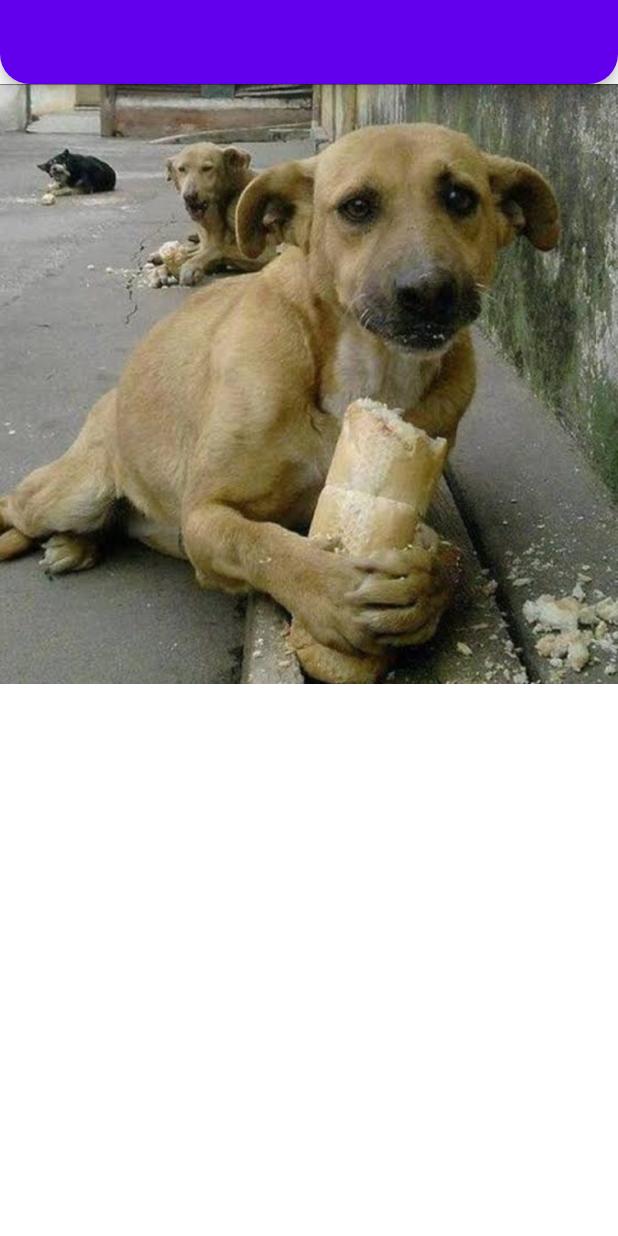
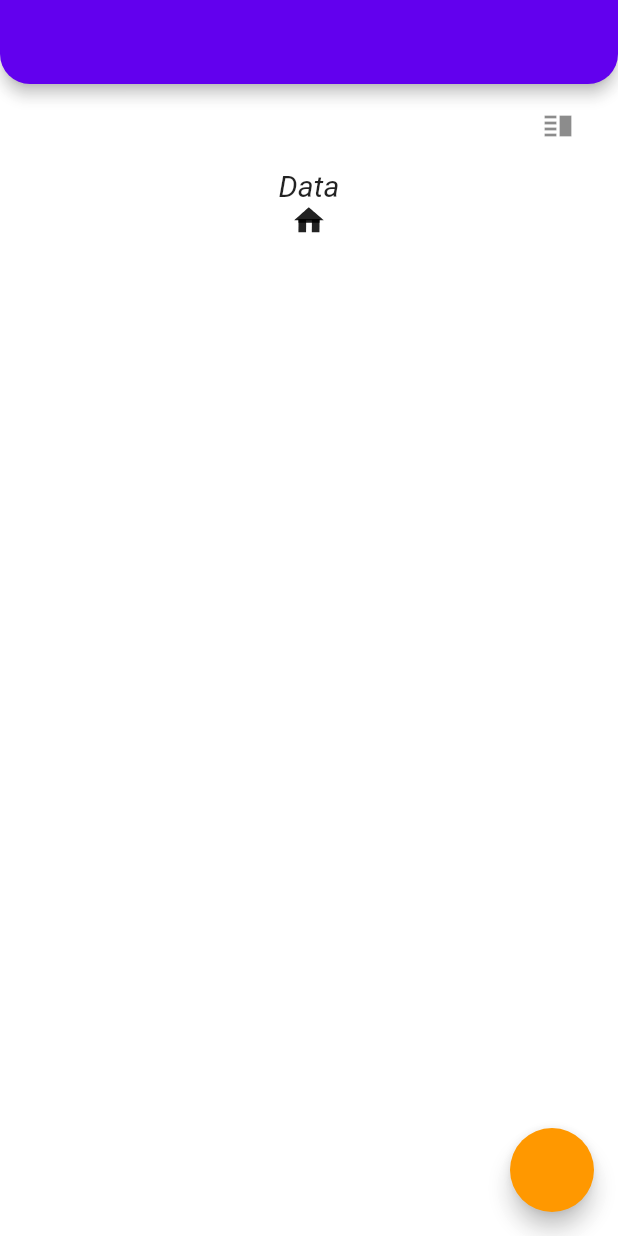
Before and after one commit to fadilbasaran/flutter_all, a Flutter app: the screen it shows after launch, on a phone screen of 412 x 824 dp. Run offline on Flutter 3.47's test engine with Material 2 defaults, Android fonts, the phone set to English and light mode, and no system bars; our stand-ins replace dio, flutter_spinkit.

Commit message:
Animated is learning

```diff
--- /dev/null
+++ b/lib/202/animated_learn_view.dart
@@ -0,0 +1,91 @@
+import 'package:flutter/material.dart';
+
+class AnimatedLearnView extends StatefulWidget {
+  const AnimatedLearnView({super.key});
+
+  @override
+  State<AnimatedLearnView> createState() => _AnimatedLearnViewState();
+}
+
+class _AnimatedLearnViewState extends State<AnimatedLearnView>
+    with TickerProviderStateMixin {
+  bool _isVisible = false;
+  bool _isOpacity = false;
+  late AnimationController controller;
+
+  @override
+  void initState() {
+    super.initState();
+    controller =
+        AnimationController(vsync: this, duration: _DurationItems.durationLow);
+  }
+
+  void _changeVisible() {
+    setState(() {
+      _isVisible = !_isVisible;
+    });
+  }
+
+  void _changeOpacity() {
+    setState(() {
+      _isOpacity = !_isOpacity;
+    });
+  }
+
+  @override
+  Widget build(BuildContext context) {
+    return Scaffold(
+      floatingActionButton: FloatingActionButton(
+        onPressed: () {
+          _changeVisible();
+          controller.animateTo(_isVisible ? 0 : 1);
+        },
+      ),
+      appBar: AppBar(
+        title: _placeHolderWidget(),
+      ),
+      body: Column(
+        children: [
+          ListTile(
+              title: AnimatedOpacity(
+                opacity: _isOpacity ? 1 : 0,
+                duration: _DurationItems.durationLow,
+                child: const Text('Data'),
+              ),
+              trailing: IconButton(
+                  onPressed: () {
+                    _changeOpacity();
+                  },
+                  icon: const Icon(Icons.vertical_split))),
+          AnimatedDefaultTextStyle(
+            style: _isVisible
+                ? context.textTheme().headline1 ?? const TextStyle()
+                : context.textTheme().subtitle1 ?? const TextStyle(),
+            duration: _DurationItems.durationLow,
+            child: const Text('Data'),
+          ),
+          AnimatedIcon(icon: AnimatedIcons.home_menu, progress: controller)
+        ],
+      ),
+    );
+  }
+
+  AnimatedCrossFade _placeHolderWidget() {
+    return AnimatedCrossFade(
+        duration: _DurationItems.durationLow,
+        firstChild: const Placeholder(),
+        secondChild: const SizedBox.shrink(),
+        crossFadeState:
+            _isVisible ? CrossFadeState.showFirst : CrossFadeState.showSecond);
+  }
+}
+
+extension BuildContextExtantion on BuildContext {
+  TextTheme textTheme() {
+    return Theme.of(this).textTheme;
+  }
+}
+
+class _DurationItems {
+  static const durationLow = Duration(seconds: 1);
+}
--- a/lib/202/image_learn_202.dart
+++ b/lib/202/image_learn_202.dart
@@ -1,4 +1,5 @@
 import 'package:flutter/material.dart';
+import 'package:flutter_full_learn/202/animated_learn_view.dart';
 
 class ImageLearn202 extends StatefulWidget {
   const ImageLearn202({super.key});
@@ -10,6 +11,8 @@ class ImageLearn202 extends StatefulWidget {
 class _ImageLearn202State extends State<ImageLearn202> {
   @override
   Widget build(BuildContext context) {
+    context.textTheme().subtitle1;
+
     return Scaffold(
       appBar: AppBar(),
       body: ImagePaths.dogIsFreak.toWidget(),
--- a/lib/main.dart
+++ b/lib/main.dart
@@ -1,6 +1,6 @@
 import 'package:flutter/material.dart';
 import 'package:flutter_full_learn/202/theme/light_theme.dart';
-import '202/image_learn_202.dart';
+import '202/animated_learn_view.dart';
 
 void main() {
   runApp(const MyApp());
@@ -38,7 +38,7 @@ class MyApp extends StatelessWidget {
       //         systemOverlayStyle: SystemUiOverlayStyle.light,
       //         backgroundColor: Colors.transparent,
       //         elevation: 0)),
-      home: const ImageLearn202(),
+      home: const AnimatedLearnView(),
     );
   }
 }
```
